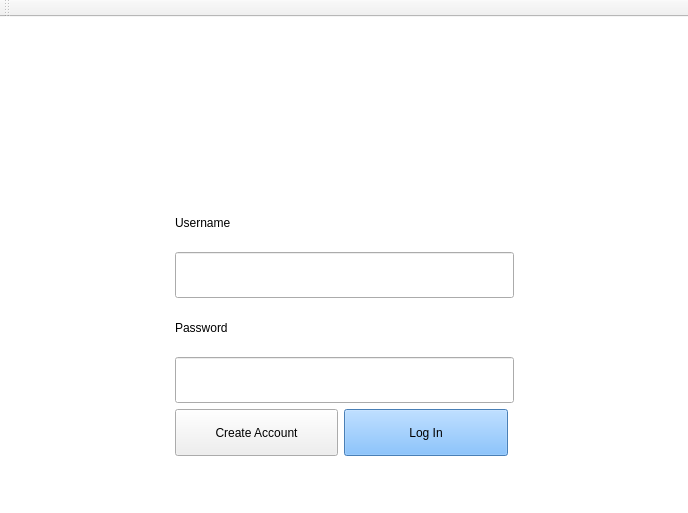
Before: the Qt Designer form A7-Parachutes/A7-Parachutes/mainwindow.ui in thePeterPan/CS3505-2016, drawn with Qt 5.
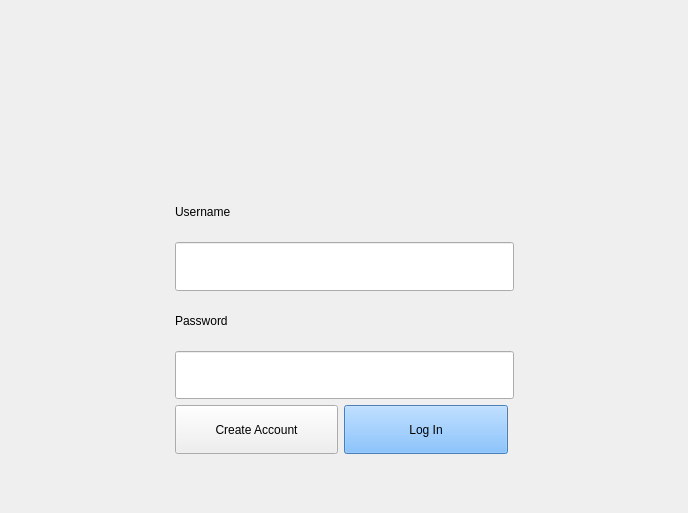
After: the same form once the commit is applied. Icons and pictures are not drawn.

What changed in the file:
```diff
--- a/A7-Parachutes/A7-Parachutes/mainwindow.ui
+++ b/A7-Parachutes/A7-Parachutes/mainwindow.ui
@@ -20,10 +20,7 @@
    <string>PARACHUTES</string>
   </property>
   <property name="styleSheet">
-   <string notr="true">QMainWindow{
-background-color: rgb(255, 255, 255);
-
-}
+   <string notr="true">
 
 Qwidget{
 background-color: rgb(255, 255, 255);
@@ -43,6 +40,19 @@
    <layout class="QHBoxLayout" name="horizontalLayout">
     <item>
      <layout class="QGridLayout" name="gridLayout">
+      <item row="2" column="0">
+       <spacer name="horizontalSpacer_3">
+        <property name="orientation">
+         <enum>Qt::Horizontal</enum>
+        </property>
+        <property name="sizeHint" stdset="0">
+         <size>
+          <width>40</width>
+          <height>20</height>
+         </size>
+        </property>
+       </spacer>
+      </item>
       <item row="4" column="0">
        <spacer name="horizontalSpacer">
         <property name="orientation">
@@ -56,7 +66,7 @@
         </property>
        </spacer>
       </item>
-      <item row="3" column="1" colspan="3">
+      <item row="3" column="2" colspan="3">
        <widget class="QLabel" name="warningLabel">
         <property name="sizePolicy">
          <sizepolicy hsizetype="Expanding" vsizetype="Expanding">
@@ -83,7 +93,7 @@
         </property>
        </widget>
       </item>
-      <item row="4" column="4">
+      <item row="4" column="5">
        <spacer name="horizontalSpacer_2">
         <property name="orientation">
          <enum>Qt::Horizontal</enum>
@@ -96,7 +106,7 @@
         </property>
        </spacer>
       </item>
-      <item row="6" column="1" colspan="3">
+      <item row="6" column="2" colspan="3">
        <widget class="QLineEdit" name="inputUsername">
         <property name="sizePolicy">
          <sizepolicy hsizetype="Expanding" vsizetype="Expanding">
@@ -106,7 +116,7 @@
         </property>
        </widget>
       </item>
-      <item row="8" column="1" colspan="3">
+      <item row="8" column="2" colspan="3">
        <widget class="QLineEdit" name="inputPassword">
         <property name="sizePolicy">
          <sizepolicy hsizetype="Expanding" vsizetype="Expanding">
@@ -122,7 +132,7 @@
         </property>
        </widget>
       </item>
-      <item row="7" column="1" colspan="3">
+      <item row="7" column="2" colspan="3">
        <widget class="QLabel" name="passwordLabel">
         <property name="sizePolicy">
          <sizepolicy hsizetype="Expanding" vsizetype="Expanding">
@@ -138,7 +148,7 @@
         </property>
        </widget>
       </item>
-      <item row="5" column="1">
+      <item row="5" column="2">
        <widget class="QLabel" name="usernameLabel">
         <property name="sizePolicy">
          <sizepolicy hsizetype="Expanding" vsizetype="Expanding">
@@ -154,7 +164,7 @@
         </property>
        </widget>
       </item>
-      <item row="1" column="1">
+      <item row="1" column="2">
        <spacer name="verticalSpacer">
         <property name="orientation">
          <enum>Qt::Vertical</enum>
@@ -167,7 +177,7 @@
         </property>
        </spacer>
       </item>
-      <item row="11" column="2">
+      <item row="11" column="3">
        <widget class="QPushButton" name="loginButton">
         <property name="sizePolicy">
          <sizepolicy hsizetype="Expanding" vsizetype="Expanding">
@@ -188,7 +198,7 @@
         </property>
        </widget>
       </item>
-      <item row="11" column="1">
+      <item row="11" column="2">
        <widget class="QPushButton" name="createAccountButton">
         <property name="sizePolicy">
          <sizepolicy hsizetype="Expanding" vsizetype="Expanding">
@@ -206,7 +216,7 @@
         </property>
        </widget>
       </item>
-      <item row="2" column="1" colspan="2">
+      <item row="2" column="2" colspan="2">
        <widget class="QLabel" name="gameName">
         <property name="sizePolicy">
          <sizepolicy hsizetype="Expanding" vsizetype="Expanding">
@@ -227,7 +237,7 @@
         </property>
        </widget>
       </item>
-      <item row="12" column="2">
+      <item row="12" column="3">
        <spacer name="verticalSpacer_2">
         <property name="orientation">
          <enum>Qt::Vertical</enum>
@@ -244,30 +254,6 @@
     </item>
    </layout>
   </widget>
-  <widget class="QMenuBar" name="menuBar">
-   <property name="geometry">
-    <rect>
-     <x>0</x>
-     <y>0</y>
-     <width>688</width>
-     <height>21</height>
-    </rect>
-   </property>
-   <property name="sizePolicy">
-    <sizepolicy hsizetype="Expanding" vsizetype="Expanding">
-     <horstretch>0</horstretch>
-     <verstretch>0</verstretch>
-    </sizepolicy>
-   </property>
-  </widget>
-  <widget class="QToolBar" name="mainToolBar">
-   <attribute name="toolBarArea">
-    <enum>TopToolBarArea</enum>
-   </attribute>
-   <attribute name="toolBarBreak">
-    <bool>false</bool>
-   </attribute>
-  </widget>
  </widget>
  <layoutdefault spacing="6" margin="11"/>
  <resources/>
```
Left out of the diff: 6 changed lines with no effect on the pictures.
